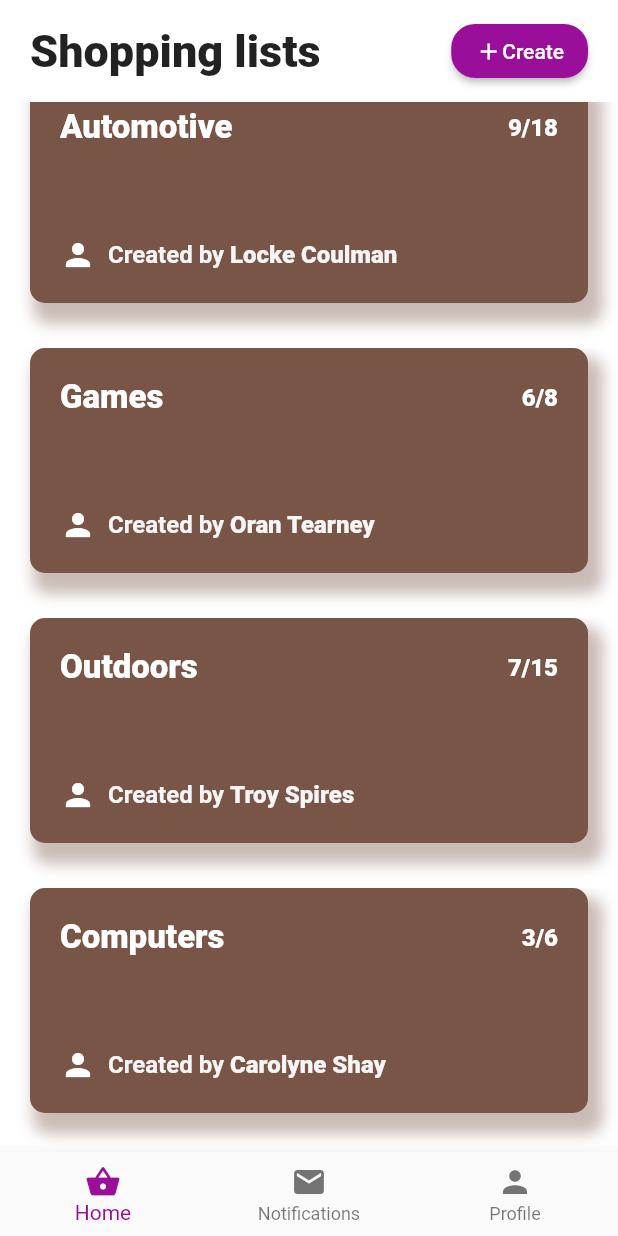
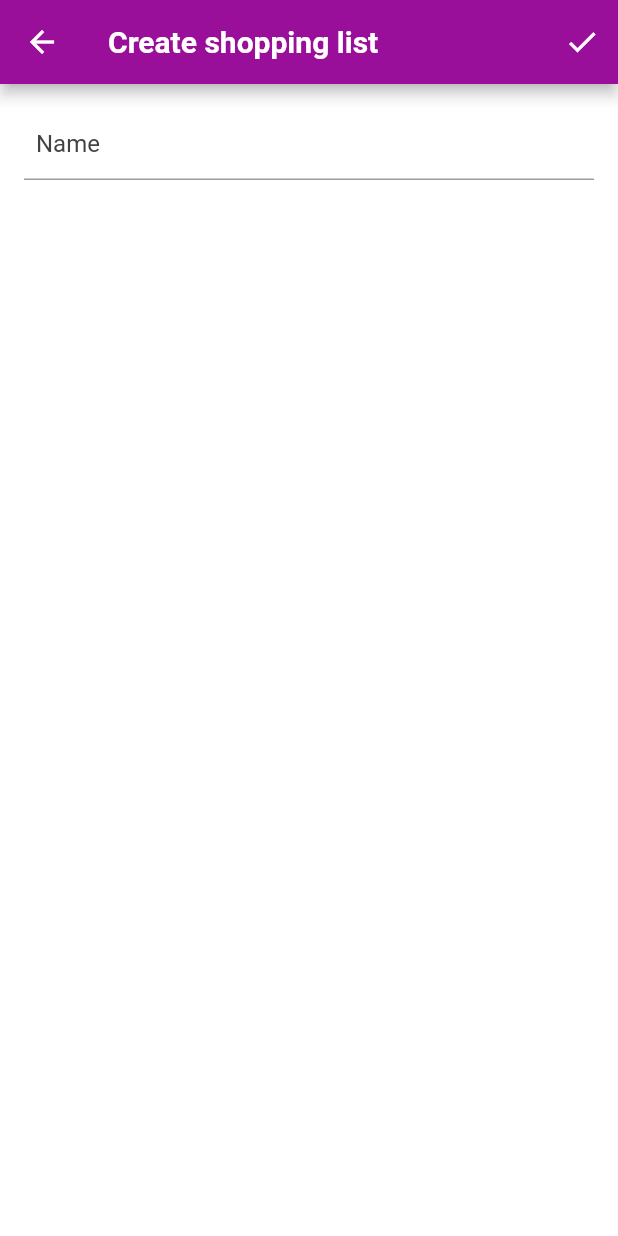
Before and after one commit to DStadnyk/flutter_poc, a Flutter app: the HomeScreen screen opened directly, scrolled down 576 dp, after a tap on "Create", on a phone screen of 412 x 824 dp. Run offline on Flutter 3.47's test engine with Material 2 defaults, Android fonts, the phone set to English and light mode, and no system bars; our stand-ins replace percent_indicator.

Commit message:
RS-48867: Added a view to create a shopping list. (#6)

```diff
--- /dev/null
+++ b/lib/screens/create_shopping_list.dart
@@ -0,0 +1,77 @@
+import 'package:flutter/material.dart';
+
+class CreateShoppingListScreen extends StatefulWidget {
+  @override
+  _CreateShoppingListScreenState createState() =>
+      _CreateShoppingListScreenState();
+}
+
+class _CreateShoppingListScreenState extends State<CreateShoppingListScreen> {
+  final _createShoppingListFormScreenKey = GlobalKey<FormState>();
+
+  Widget _buildShoppingListNameTF() {
+    return TextField(
+      style: TextStyle(
+        color: Colors.grey.shade900,
+      ),
+      decoration: InputDecoration(
+        labelText: 'Name',
+        labelStyle: TextStyle(
+          color: Colors.grey.shade800,
+        ),
+        contentPadding: EdgeInsets.symmetric(horizontal: 8.0),
+        hintText: 'Enter a name here ...',
+        hintStyle: TextStyle(
+          color: Colors.grey.shade600,
+        ),
+      ),
+    );
+  }
+
+  @override
+  Widget build(BuildContext context) {
+    return Scaffold(
+      appBar: AppBar(
+        backgroundColor: Color(0xff990f99),
+        actions: <Widget>[
+          IconButton(
+            icon: Icon(Icons.check),
+            onPressed: () {},
+          ),
+        ],
+        title: Text(
+          'Create shopping list',
+          style: TextStyle(
+              fontSize: 20, fontWeight: FontWeight.w600, color: Colors.white),
+        ),
+      ),
+      body: SafeArea(
+        child: GestureDetector(
+          onTap: () => FocusScope.of(context).unfocus(),
+          child: Container(
+            width: double.infinity,
+            height: double.infinity,
+            color: Colors.white,
+            child: Padding(
+              padding: const EdgeInsets.all(16.0),
+              child: Form(
+                key: _createShoppingListFormScreenKey,
+                child: Column(
+                  mainAxisSize: MainAxisSize.max,
+                  mainAxisAlignment: MainAxisAlignment.start,
+                  crossAxisAlignment: CrossAxisAlignment.start,
+                  children: <Widget>[
+                    _buildShoppingListNameTF(),
+                    SizedBox(
+                      height: 20,
+                    ),
+                  ],
+                ),
+              ),
+            ),
+          ),
+        ),
+      ),
+    );
+  }
+}
--- a/lib/screens/home_screen.dart
+++ b/lib/screens/home_screen.dart
@@ -2,8 +2,8 @@ import 'dart:math';
 
 import 'package:flutter/cupertino.dart';
 import 'package:flutter/material.dart';
-import 'package:flutter/services.dart';
 import 'package:flutterapp/model/shopping_list.dart';
+import 'package:flutterapp/screens/create_shopping_list.dart';
 import 'package:flutterapp/screens/shopping_list_details.dart';
 import 'package:flutterapp/web_services/shopping_list_web_service.dart';
 
@@ -188,8 +188,6 @@ class _HomeScreenState extends State<HomeScreen> {
     return Scaffold(
       bottomNavigationBar: _buildBottomNavigationBar(),
       body: SafeArea(
-        child: AnnotatedRegion<SystemUiOverlayStyle>(
-          value: SystemUiOverlayStyle.light,
         child: Container(
             width: double.infinity,
             height: double.infinity,
@@ -232,7 +230,14 @@ class _HomeScreenState extends State<HomeScreen> {
                             ),
                           ],
                         ),
-                          onPressed: () {},
+                        onPressed: () {
+                          Navigator.push(
+                            context,
+                            MaterialPageRoute(
+                                builder: (context) =>
+                                    CreateShoppingListScreen()),
+                          );
+                        },
                         shape: RoundedRectangleBorder(
                             borderRadius: BorderRadius.circular(16)),
                         color: Color(0xff990f99),
@@ -247,7 +252,6 @@ class _HomeScreenState extends State<HomeScreen> {
               ],
             )),
       ),
-      ),
     );
   }
 }
```
Lines whose indentation alone changed are shown as unchanged.
